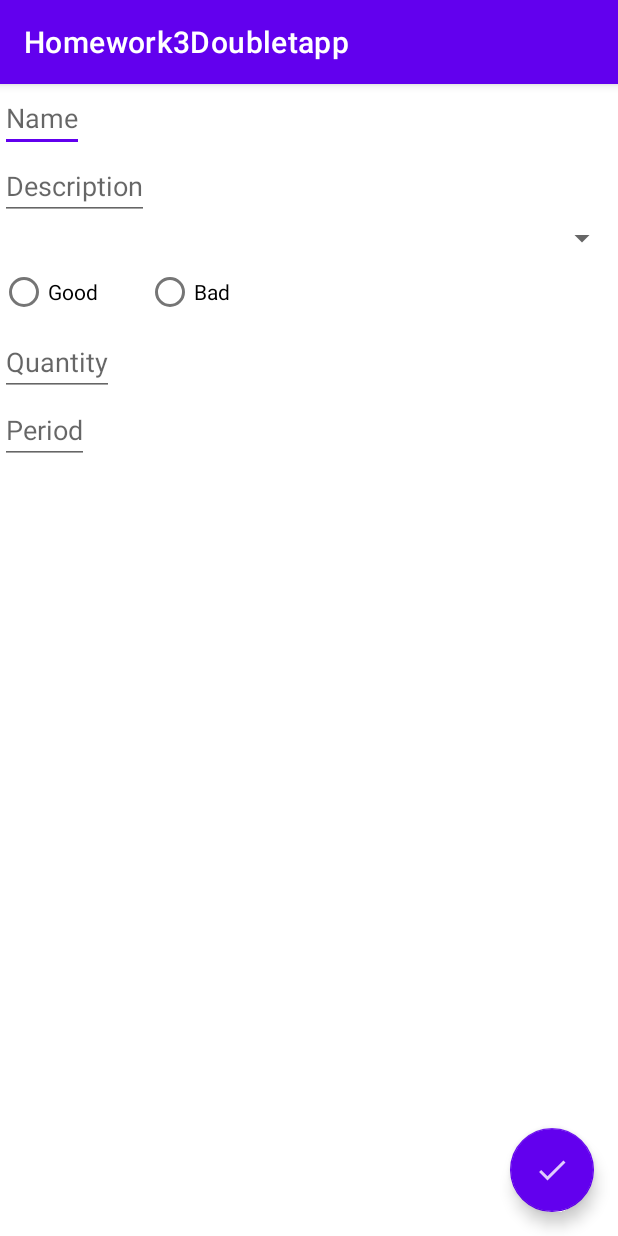
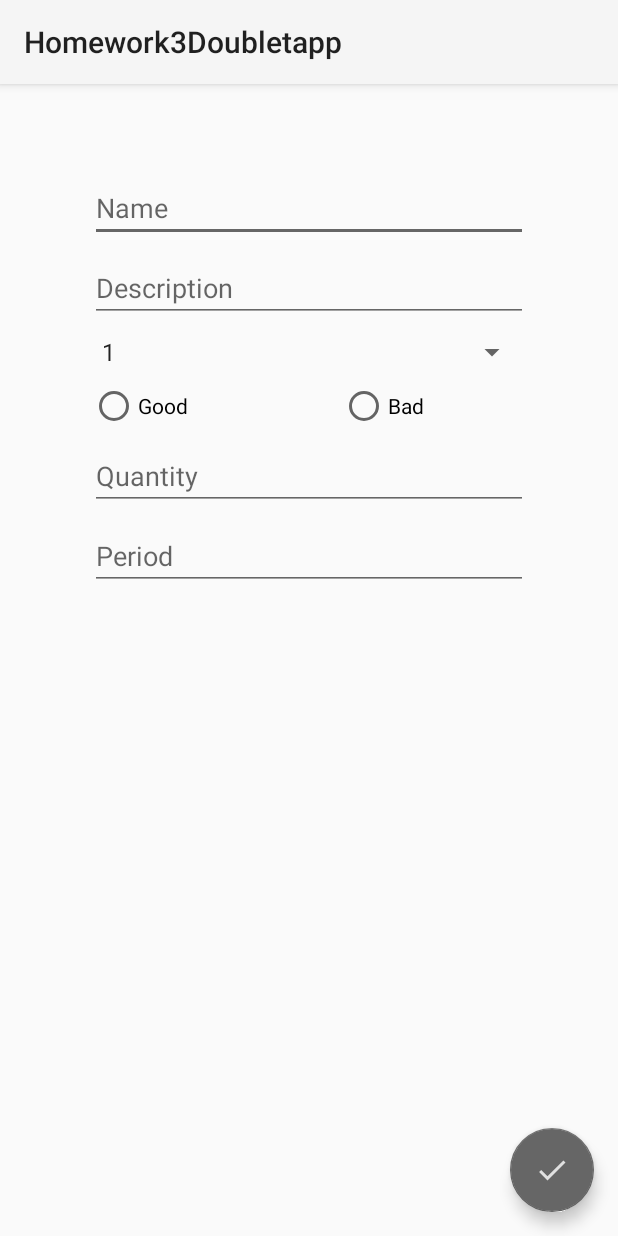
Before and after one commit to NorraBjornen/Homework3Doubletapp, an Android app: the screen it shows after launch (DetailsActivity), after a tap on an icon or button, on a phone screen of 412 x 824 dp. Run offline under Robolectric (Android 15) with nearby library versions, the phone set to English and light mode, and no system bars.

Commit message:
Зачтенная домашка

```diff
--- a/app/build.gradle
+++ b/app/build.gradle
@@ -8,7 +8,7 @@ android {
 
     defaultConfig {
         applicationId "com.example.homework3doubletapp"
-        minSdkVersion 21
+        minSdkVersion 23
         targetSdkVersion 29
         versionCode 1
         versionName "1.0"
--- a/app/src/main/java/com/example/homework3doubletapp/model/Habit.kt
+++ b/app/src/main/java/com/example/homework3doubletapp/model/Habit.kt
@@ -1,4 +1,11 @@
 package com.example.homework3doubletapp.model
 
-class Habit (val name: String, val description: String, val priority: Int, val type: HabitType, val period: Int, val color: Int) {
-}
+import java.io.Serializable
+
+class Habit (var name: String,
+             var description: String,
+             var priority: Int,
+             var type: HabitType,
+             var period: Int,
+             var quantity : Int,
+             var color: Int)
--- a/app/src/main/java/com/example/homework3doubletapp/model/Repository.kt
+++ b/app/src/main/java/com/example/homework3doubletapp/model/Repository.kt
@@ -11,6 +11,7 @@ class Repository {
                 1,
                 HabitType.GOOD,
                 1,
+                3,
                 Color.GREEN
             ),
             Habit(
@@ -19,6 +20,7 @@ class Repository {
                 2,
                 HabitType.BAD,
                 2,
+                1,
                 Color.BLACK
             )
         )
@@ -26,5 +28,13 @@ class Repository {
         fun addHabit(habit: Habit){
             habits.add(habit)
         }
+
+        fun getHabit(name: String) : Habit? {
+            habits.forEach {
+                if(it.name == name)
+                    return it
+            }
+            return null
+        }
     }
 }
--- a/app/src/main/java/com/example/homework3doubletapp/recycler/ViewHolder.kt
+++ b/app/src/main/java/com/example/homework3doubletapp/recycler/ViewHolder.kt
@@ -1,10 +1,12 @@
 package com.example.homework3doubletapp.recycler
 
+import android.content.Intent
 import android.view.View
 import androidx.recyclerview.widget.RecyclerView
 import com.example.homework3doubletapp.R
 import com.example.homework3doubletapp.model.Habit
 import com.example.homework3doubletapp.model.HabitType
+import com.example.homework3doubletapp.screens.DetailsActivity
 import kotlinx.android.extensions.LayoutContainer
 import kotlinx.android.synthetic.main.list_item.view.*
 
@@ -25,5 +27,13 @@ class ViewHolder(override val containerView: View) : RecyclerView.ViewHolder(con
         containerView.period.text = habit.period.toString()
 
         containerView.priority.text = habit.priority.toString()
+
+        containerView.quantity.text = habit.quantity.toString()
+
+        containerView.setOnClickListener {
+            val intent = Intent(containerView.context, DetailsActivity::class.java)
+            intent.putExtra("habit", habit.name)
+            containerView.context.startActivity(intent)
+        }
     }
 }
--- a/app/src/main/java/com/example/homework3doubletapp/screens/DetailsActivity.kt
+++ b/app/src/main/java/com/example/homework3doubletapp/screens/DetailsActivity.kt
@@ -16,31 +16,17 @@ import kotlinx.android.synthetic.main.activity_details.*
 
 
 class DetailsActivity : AppCompatActivity() {
+
+    var habit : Habit? = null
+
     override fun onCreate(savedInstanceState: Bundle?) {
         super.onCreate(savedInstanceState)
         setContentView(R.layout.activity_details)
 
-        val arrayList = listOf(1, 2, 3, 4, 5)
+        val name = intent.getStringExtra("habit")
 
-        val arrayAdapter: ArrayAdapter<Int> =
-            ArrayAdapter(this, android.R.layout.simple_spinner_item, arrayList)
-        arrayAdapter.setDropDownViewResource(android.R.layout.simple_spinner_dropdown_item)
-        priority_spinner.adapter = arrayAdapter
-        priority_spinner.onItemSelectedListener = object : OnItemSelectedListener {
-            override fun onItemSelected(
-                parent: AdapterView<*>,
-                view: View?,
-                position: Int,
-                id: Long
-            ) {
-                val selected: Int = parent.getItemAtPosition(position).toString().toInt()
-                Toast
-                    .makeText(parent.context, selected.toString(), Toast.LENGTH_SHORT)
-                    .show()
-            }
-
-            override fun onNothingSelected(parent: AdapterView<*>?) {}
-        }
+        if(name != null)
+            habit = Repository.getHabit(name)
 
         save.setOnClickListener {
             if(!bad_radio.isChecked && !good_radio.isChecked){
@@ -56,18 +42,43 @@ class DetailsActivity : AppCompatActivity() {
                 else -> throw IllegalStateException("No type selected")
             }
 
+            if(habit == null){
                 val habit = Habit(
                     name_edit.text.toString(),
                     description_edit.text.toString(),
                     priority_spinner.selectedItem.toString().toInt(),
                     type,
                     period_edit.text.toString().toInt(),
+                    quantity_edit.text.toString().toInt(),
                     Color.BLUE
                 )
 
                 Repository.addHabit(habit)
+            } else {
+                habit?.name = name_edit.text.toString()
+                habit?.description = description_edit.text.toString()
+                habit?.priority = priority_spinner.selectedItem.toString().toInt()
+                habit?.type = type
+                habit?.period =  period_edit.text.toString().toInt()
+                habit?.quantity = quantity_edit.text.toString().toInt()
+                habit?.color = Color.BLUE
+            }
+
+
 
             finish()
         }
+
+        if(habit != null){
+            name_edit.setText(habit?.name)
+            description_edit.setText(habit?.description)
+            priority_spinner.setSelection(habit?.priority!! - 1)
+            when (habit?.type) {
+                HabitType.GOOD -> good_radio.isChecked = true
+                HabitType.BAD -> bad_radio.isChecked = true
+            }
+            quantity_edit.setText(habit?.quantity!!.toString())
+            period_edit.setText(habit?.period!!.toString())
         }
     }
+}
--- a/app/src/main/java/com/example/homework3doubletapp/screens/MainActivity.kt
+++ b/app/src/main/java/com/example/homework3doubletapp/screens/MainActivity.kt
@@ -37,6 +37,7 @@ class MainActivity : AppCompatActivity() {
 
     override fun onResume() {
         super.onResume()
+        Repository.habits.sortBy { it.priority }
         adapter?.notifyDataSetChanged()
     }
 }
--- a/app/src/main/res/layout/activity_details.xml
+++ b/app/src/main/res/layout/activity_details.xml
@@ -6,47 +6,54 @@
     android:layout_height="match_parent"
     tools:context=".screens.MainActivity">
 
+    <LinearLayout
+        android:layout_margin="60dp"
+        android:layout_width="match_parent"
+        android:layout_height="match_parent"
+        app:layout_constraintLeft_toLeftOf="parent"
+        app:layout_constraintTop_toTopOf="parent"
+        android:orientation="vertical">
+
         <EditText
             android:id="@+id/name_edit"
-        android:layout_width="wrap_content"
+            android:layout_width="match_parent"
             android:layout_height="wrap_content"
             android:hint="@string/name"
-        android:inputType="text"
-        android:textColor="@color/black"
-        app:layout_constraintLeft_toLeftOf="parent"
-        app:layout_constraintTop_toTopOf="parent"/>
+            android:layout_marginBottom="8dp"
+            app:backgroundTint="@color/grey"
+            android:inputType="textCapWords"
+            android:textColor="@color/black"/>
 
         <EditText
             android:id="@+id/description_edit"
-        android:layout_width="wrap_content"
+            android:layout_width="match_parent"
             android:layout_height="wrap_content"
             android:hint="@string/description"
-        android:inputType="text"
-        android:textColor="@color/black"
-        app:layout_constraintLeft_toLeftOf="parent"
-        app:layout_constraintTop_toBottomOf="@id/name_edit"/>
+            android:layout_marginBottom="8dp"
+            app:backgroundTint="@color/grey"
+            android:inputType="textCapWords"
+            android:textColor="@color/black"/>
 
         <Spinner
             android:id="@+id/priority_spinner"
             android:layout_width="match_parent"
             android:layout_height="wrap_content"
-        android:textColor="@color/black"
-        android:tooltipText="1"
-        app:layout_constraintTop_toBottomOf="@id/description_edit"
-        app:layout_constraintLeft_toLeftOf="parent"/>
+            android:layout_marginBottom="8dp"
+            android:entries="@array/priority_list"
+            android:textColor="@color/black"/>
 
         <RadioGroup
             android:id="@+id/radio_group"
             android:layout_width="match_parent"
             android:layout_height="wrap_content"
-        app:layout_constraintTop_toBottomOf="@id/priority_spinner"
-        app:layout_constraintLeft_toLeftOf="parent"
+            android:layout_marginBottom="8dp"
             android:orientation="horizontal">
 
             <RadioButton
                 android:id="@+id/good_radio"
                 android:layout_width="wrap_content"
                 android:layout_height="wrap_content"
+                android:layout_weight="1"
                 android:text="@string/good"/>
 
             <RadioButton
@@ -54,42 +61,44 @@
                 android:layout_width="wrap_content"
                 android:layout_height="wrap_content"
                 android:layout_marginStart="32dp"
+                android:layout_weight="1"
                 android:text="@string/bad"/>
 
         </RadioGroup>
 
         <EditText
             android:id="@+id/quantity_edit"
-        android:layout_width="wrap_content"
+            android:layout_width="match_parent"
             android:layout_height="wrap_content"
             android:hint="@string/quantity"
+            app:backgroundTint="@color/grey"
+            android:layout_marginBottom="8dp"
             android:inputType="number"
-        android:textColor="@color/black"
-        app:layout_constraintLeft_toLeftOf="parent"
-        app:layout_constraintTop_toBottomOf="@id/radio_group"/>
+            android:textColor="@color/black"/>
 
         <EditText
             android:id="@+id/period_edit"
-        android:layout_width="wrap_content"
+            android:layout_width="match_parent"
             android:layout_height="wrap_content"
             android:hint="@string/period"
+            app:backgroundTint="@color/grey"
             android:inputType="number"
-        android:textColor="@color/black"
-        app:layout_constraintLeft_toLeftOf="parent"
-        app:layout_constraintTop_toBottomOf="@id/quantity_edit"/>
+            android:textColor="@color/black"/>
+
+    </LinearLayout>
+
+
 
     <com.google.android.material.floatingactionbutton.FloatingActionButton
         android:id="@+id/save"
         android:layout_width="wrap_content"
         android:layout_height="wrap_content"
-        android:layout_gravity="bottom|right"
         android:layout_margin="16dp"
-        app:backgroundTint="@color/colorPrimary"
+        app:backgroundTint="@color/grey"
         app:tint="@color/colorWhite"
         app:rippleColor="@color/colorWhite"
         app:fabSize="normal"
         app:srcCompat="@drawable/ic_action_done"
-        tools:ignore="RtlHardcoded"
         app:layout_constraintRight_toRightOf="parent"
         app:layout_constraintBottom_toBottomOf="parent"/>
 
--- a/app/src/main/res/layout/activity_main.xml
+++ b/app/src/main/res/layout/activity_main.xml
@@ -16,13 +16,13 @@
         android:id="@+id/fab"
         android:layout_width="wrap_content"
         android:layout_height="wrap_content"
-        android:layout_gravity="bottom|right"
+        android:layout_gravity="bottom|end"
         android:layout_margin="16dp"
-        app:backgroundTint="@color/colorPrimary"
+        app:backgroundTint="@color/grey"
         app:tint="@color/colorWhite"
         app:rippleColor="@color/colorWhite"
         app:fabSize="normal"
         app:srcCompat="@drawable/ic_action_plus"
-        tools:ignore="RtlHardcoded" />
+        />
 
 </androidx.coordinatorlayout.widget.CoordinatorLayout>
--- a/app/src/main/res/values/strings.xml
+++ b/app/src/main/res/values/strings.xml
@@ -6,7 +6,16 @@
     <string name="quantity">Quantity</string>
     <string name="period">Period</string>
     <string name="description">Description</string>
-    <string name="period_prefix">Once in: </string>
+    <string name="period_prefix"> time(s) in: </string>
     <string name="priority_header">Priority:</string>
     <string name="two">2</string>
+
+    <string-array name="priority_list">
+        <item>1</item>
+        <item>2</item>
+        <item>3</item>
+        <item>4</item>
+        <item>5</item>
+    </string-array>
+
 </resources>
--- a/app/src/main/res/values/styles.xml
+++ b/app/src/main/res/values/styles.xml
@@ -1,12 +1,8 @@
 <resources>
 
     <!-- Base application theme. -->
-    <style name="AppTheme" parent="Theme.MaterialComponents.Light">
-        <!-- Customize your theme here. -->
-        <item name="colorPrimary">@color/colorPrimary</item>
-        <item name="colorPrimaryDark">@color/colorPrimaryDark</item>
-        <item name="colorAccent">@color/colorPrimary</item>
-        <item name="android:textColorPrimary">#FFFFFF</item>
+    <style name="AppTheme" parent="Theme.AppCompat.Light">
+
     </style>
 
 </resources>
```
Also changed, not shown: app/src/main/res/layout/list_item.xml (+14 -4 lines). Lines whose indentation alone changed are shown as unchanged.
